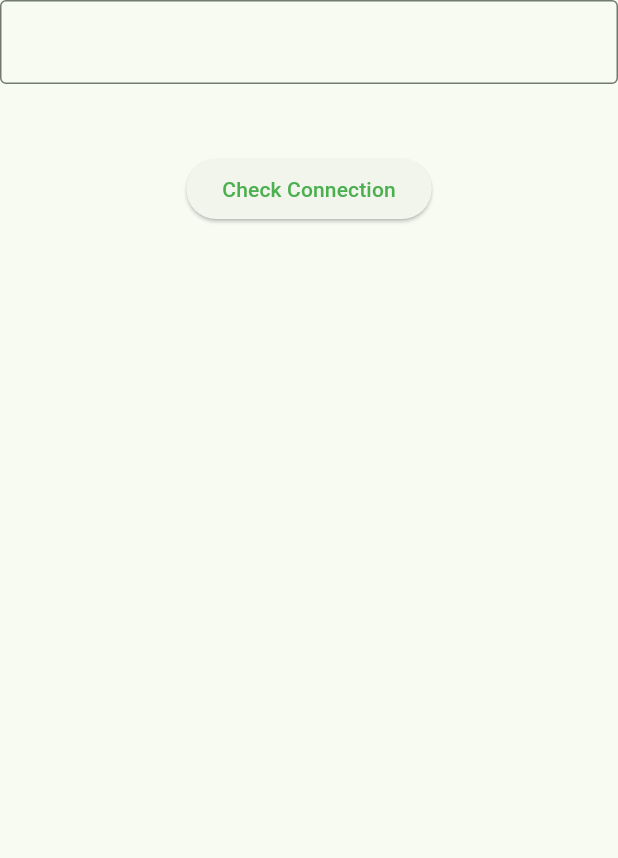
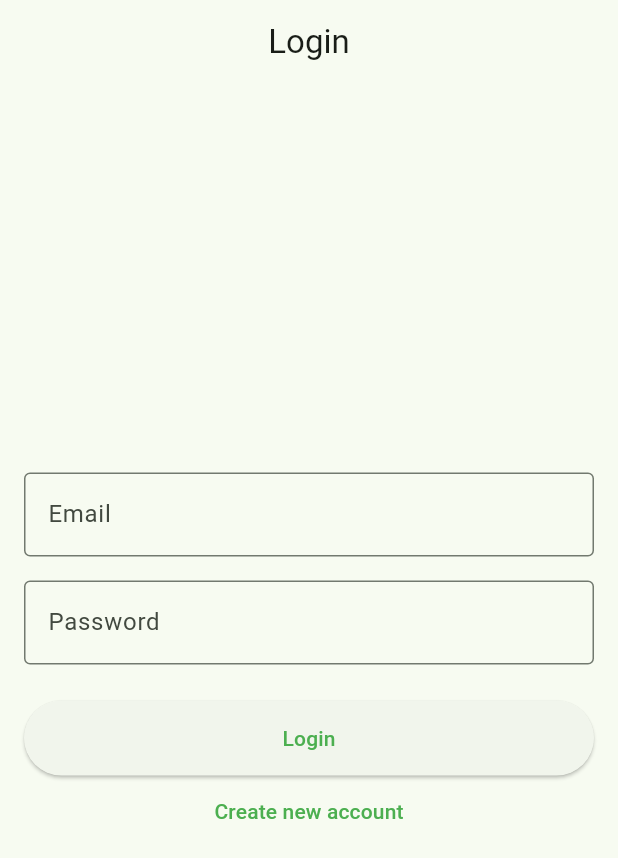
Before and after one commit to m-bilal-nadeem/Age-and-Internet-Connectivity-checker-using-Provider, a Flutter app: the screen it shows after launch, on a phone screen of 412 x 824 dp. Shown: the top 858 px of the screen. Run offline on Flutter 3.47's test engine with Material 3 defaults, Android fonts, the phone set to English and light mode, and no system bars; our stand-ins replace cloud_firestore, email_validator, firebase_auth, firebase_core; accounts and stored records are empty.

Commit message:
Initial commit

```diff
--- a/lib/age_connectivity.dart
+++ /dev/null
@@ -1,57 +0,0 @@
-import 'package:abc/provider.dart';
-import 'package:flutter/material.dart';
-import 'package:provider/provider.dart';
-class Practice1 extends StatefulWidget {
-   Practice1({super.key});
-
-  @override
-  State<Practice1> createState() => _Practice1State();
-}
-
-class _Practice1State extends State<Practice1> {
-
-  @override
-  Widget build(BuildContext context) {
-    return Scaffold(
-      body: MultiProvider(
-        providers: [
-          ChangeNotifierProvider<EligibilityProvider>(
-            create: (context) => EligibilityProvider(),),
-
-          ChangeNotifierProvider<ConnectivityProvider>(
-            create: (context) => ConnectivityProvider(),
-          )
-        ],
-          child:Consumer<EligibilityProvider>(builder: (context, value, child) => Column(
-            children: [
-              TextField(
-                keyboardType: TextInputType.number,
-                decoration: InputDecoration(
-                  border: OutlineInputBorder(
-
-                  )
-                ),
-                onChanged: (val){
-                  value.checkEligibility(int.parse(val));
-                },
-              ),
-              SizedBox(height: 5,),
-
-              Text(value.text.toString(),style: TextStyle(color: value.isEligible?Colors.green:Colors.red),),
-
-              const SizedBox(height: 20,),
-
-              Consumer<ConnectivityProvider>(
-                builder: (context, value, child) =>
-                ElevatedButton(onPressed: ()async {
-                  await value.checkConnection();
-                  ScaffoldMessenger.of(context).showSnackBar(SnackBar(content: Text(value.text), backgroundColor: value.isConnected?Colors.green:Colors.red,));
-                }, child:const Text("Check Connection")),
-              ),
-            ],
-          ),
-            )
-        ),
-    );
-  }
-}
--- a/lib/main.dart
+++ b/lib/main.dart
@@ -1,5 +1,4 @@
-import 'package:abc/practice/expension_tile.dart';
-import 'package:abc/age_connectivity.dart';
+import 'package:abc/screens/auth_screen.dart';
 import 'package:flutter/material.dart';
 import 'package:firebase_core/firebase_core.dart';
 
@@ -24,7 +23,7 @@ class MyApp extends StatelessWidget {
         ),
         useMaterial3: true,
       ),
-      home: Practice1(),
+      home: AuthScreen(),
       debugShowCheckedModeBanner: false,
     );
   }
--- /dev/null
+++ b/lib/screens/auth_screen.dart
@@ -0,0 +1,141 @@
+import 'package:flutter/material.dart';
+import 'package:firebase_auth/firebase_auth.dart';
+import 'package:email_validator/email_validator.dart';
+import 'package:abc/screens/home_screen.dart';
+
+class AuthScreen extends StatefulWidget {
+  const AuthScreen({super.key});
+
+  @override
+  State<AuthScreen> createState() => _AuthScreenState();
+}
+
+class _AuthScreenState extends State<AuthScreen> {
+  final _formKey = GlobalKey<FormState>();
+  final _emailController = TextEditingController();
+  final _passwordController = TextEditingController();
+  bool _isLogin = true;
+  bool _isLoading = false;
+
+  @override
+  void dispose() {
+    _emailController.dispose();
+    _passwordController.dispose();
+    super.dispose();
+  }
+
+  Future<void> _submitForm() async {
+    if (!_formKey.currentState!.validate()) return;
+
+    setState(() => _isLoading = true);
+
+    try {
+      if (_isLogin) {
+        await FirebaseAuth.instance.signInWithEmailAndPassword(
+          email: _emailController.text.trim(),
+          password: _passwordController.text.trim(),
+        );
+      } else {
+        await FirebaseAuth.instance.createUserWithEmailAndPassword(
+          email: _emailController.text.trim(),
+          password: _passwordController.text.trim(),
+        );
+      }
+
+      if (!mounted) return;
+      Navigator.pushReplacement(
+        context,
+        MaterialPageRoute(builder: (context) => const HomeScreen()),
+      );
+    } on FirebaseAuthException catch (e) {
+      setState(() => _isLoading = false);
+      ScaffoldMessenger.of(context).showSnackBar(
+        SnackBar(
+          content: Text(e.message ?? 'An error occurred'),
+          backgroundColor: Colors.red,
+        ),
+      );
+    }
+  }
+
+  @override
+  Widget build(BuildContext context) {
+    return Scaffold(
+      appBar: AppBar(
+        title: Text(_isLogin ? 'Login' : 'Create Account'),
+        centerTitle: true,
+      ),
+      body: Padding(
+        padding: const EdgeInsets.all(16.0),
+        child: Form(
+          key: _formKey,
+          child: Column(
+            mainAxisAlignment: MainAxisAlignment.center,
+            children: [
+              TextFormField(
+                controller: _emailController,
+                decoration: const InputDecoration(
+                  labelText: 'Email',
+                  border: OutlineInputBorder(),
+                ),
+                keyboardType: TextInputType.emailAddress,
+                validator: (value) {
+                  if (value == null || value.isEmpty) {
+                    return 'Please enter your email';
+                  }
+                  if (!EmailValidator.validate(value)) {
+                    return 'Please enter a valid email';
+                  }
+                  return null;
+                },
+              ),
+              const SizedBox(height: 16),
+              TextFormField(
+                controller: _passwordController,
+                decoration: const InputDecoration(
+                  labelText: 'Password',
+                  border: OutlineInputBorder(),
+                ),
+                obscureText: true,
+                validator: (value) {
+                  if (value == null || value.isEmpty) {
+                    return 'Please enter your password';
+                  }
+                  if (value.length < 6) {
+                    return 'Password must be at least 6 characters';
+                  }
+                  return null;
+                },
+              ),
+              const SizedBox(height: 24),
+              if (_isLoading)
+                const CircularProgressIndicator()
+              else
+                Column(
+                  children: [
+                    ElevatedButton(
+                      onPressed: _submitForm,
+                      style: ElevatedButton.styleFrom(
+                        minimumSize: const Size.fromHeight(50),
+                      ),
+                      child: Text(_isLogin ? 'Login' : 'Create Account'),
+                    ),
+                    TextButton(
+                      onPressed: () {
+                        setState(() => _isLogin = !_isLogin);
+                      },
+                      child: Text(
+                        _isLogin
+                            ? 'Create new account'
+                            : 'Already have an account? Login',
+                      ),
+                    ),
+                  ],
+                ),
+            ],
+          ),
+        ),
+      ),
+    );
+  }
+}
```
Also changed, not shown: lib/provider.dart (deleted, +0 -86 lines), lib/screens/home_screen.dart (added, +256 -0 lines), lib/screens/splash_screen.dart (added, +78 -0 lines).
